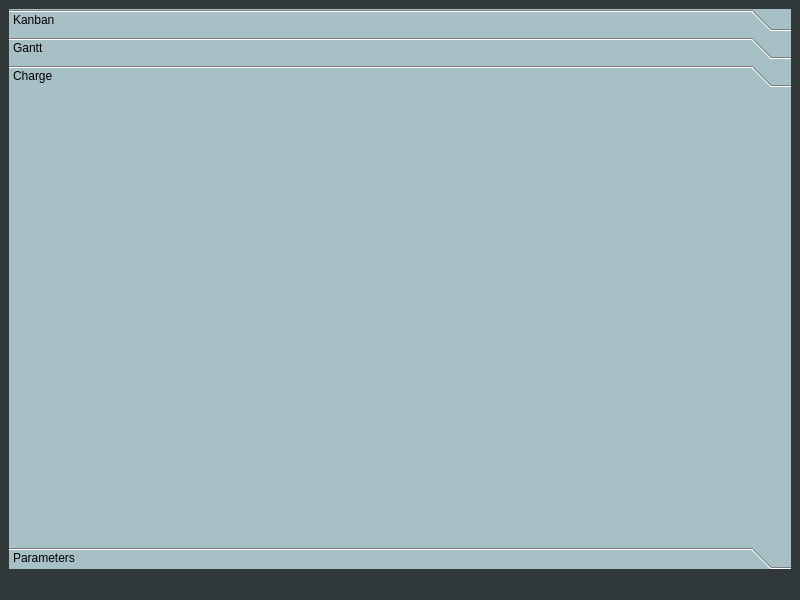
This is mainwindow.ui in MaximeAeva/TheEfficientGuy as Qt 5 draws it before an edit. The edited form follows.
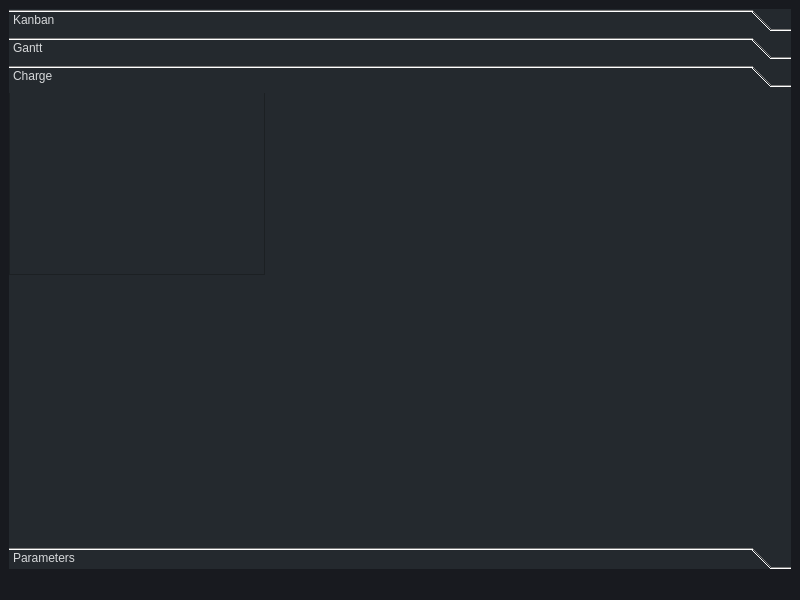
This is the edited form. The open tabs and pages were chosen to show the change. Custom widgets are drawn as their Qt base class.

```diff
--- a/mainwindow.ui
+++ b/mainwindow.ui
@@ -14,14 +14,15 @@
    <string>MainWindow</string>
   </property>
   <property name="styleSheet">
-   <string notr="true">background-color: rgb(48, 56, 58);</string>
+   <string notr="true">background-color: rgb(24, 26, 31);</string>
   </property>
   <widget class="QWidget" name="centralwidget">
    <layout class="QHBoxLayout" name="horizontalLayout">
     <item>
      <widget class="QToolBox" name="toolBox">
       <property name="styleSheet">
-       <string notr="true">background-color: rgb(166, 192, 198);
+       <string notr="true">background-color: rgb(36, 41, 46);
+color : rgb(214, 216, 218);
 </string>
       </property>
       <property name="currentIndex">
@@ -91,6 +92,26 @@
        <attribute name="label">
         <string>Charge</string>
        </attribute>
+       <widget class="QWidget" name="verticalWidget" native="true">
+        <property name="geometry">
+         <rect>
+          <x>-1</x>
+          <y>-11</y>
+          <width>781</width>
+          <height>451</height>
+         </rect>
+        </property>
+        <widget class="QChartView" name="graphicsView">
+         <property name="geometry">
+          <rect>
+           <x>1</x>
+           <y>1</y>
+           <width>256</width>
+           <height>192</height>
+          </rect>
+         </property>
+        </widget>
+       </widget>
       </widget>
       <widget class="QWidget" name="page_4">
        <property name="geometry">
@@ -357,6 +378,13 @@
   </widget>
   <widget class="QStatusBar" name="statusbar"/>
  </widget>
+ <customwidgets>
+  <customwidget>
+   <class>QChartView</class>
+   <extends>QGraphicsView</extends>
+   <header>QtCharts</header>
+  </customwidget>
+ </customwidgets>
  <resources/>
  <connections/>
 </ui>
```
Left out of the diff: 2 changed lines with no effect on the pictures.
